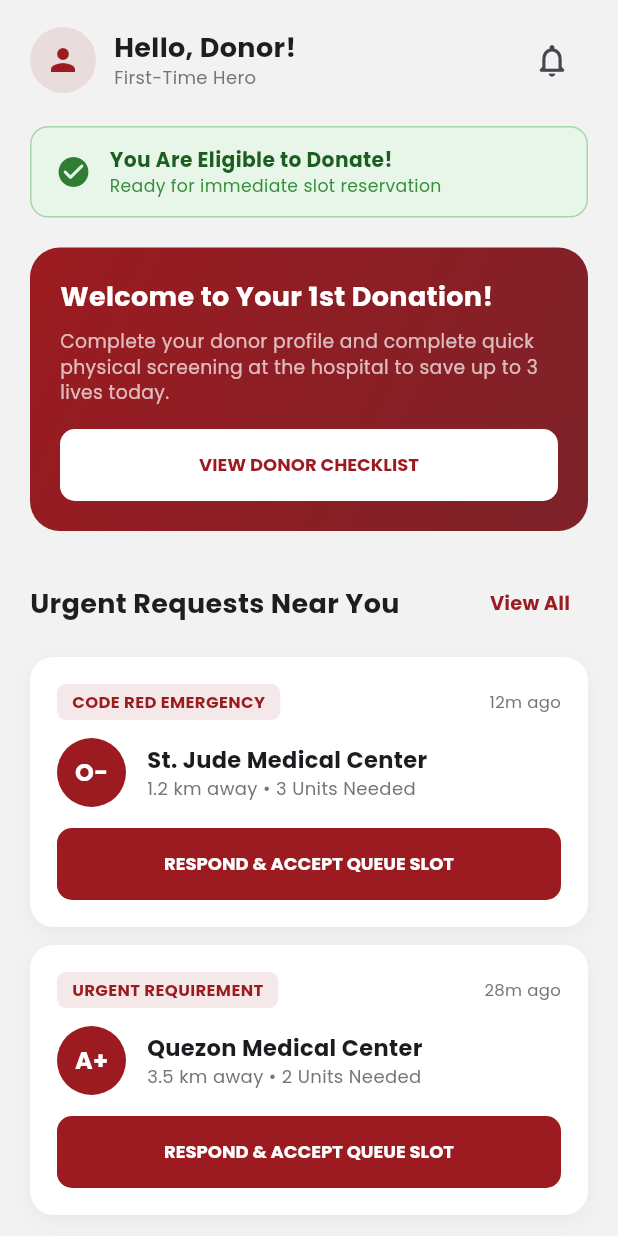
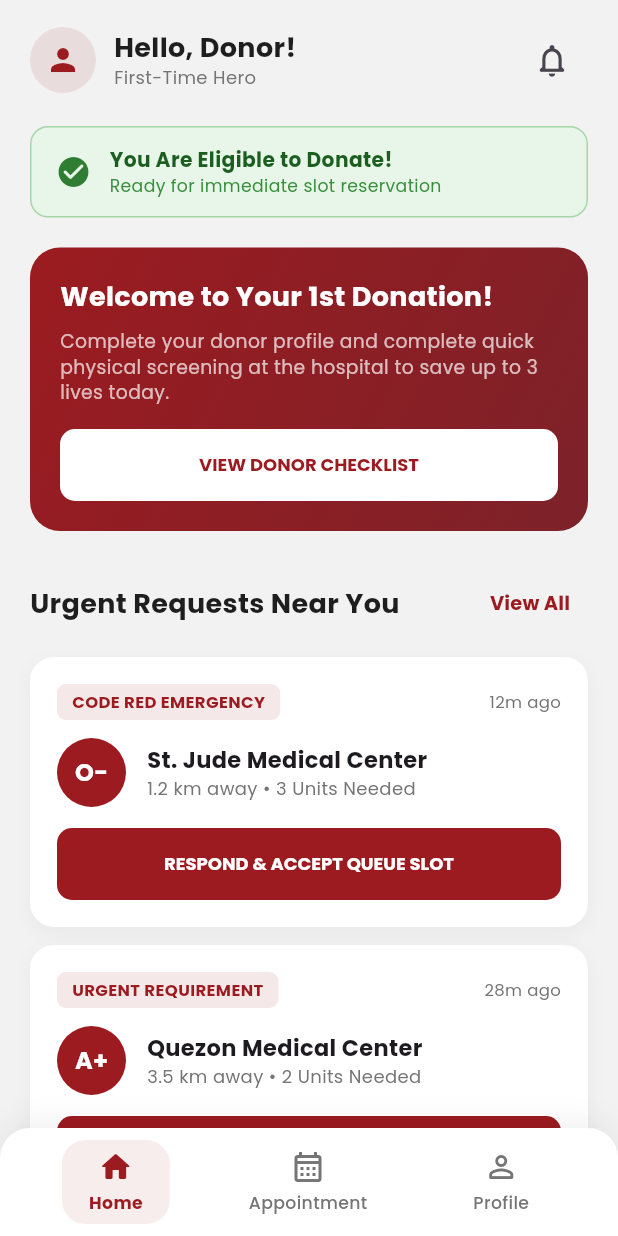
Before and after one commit to aliahkono/resq_app, a Flutter app: the HomeView screen opened directly, on a phone screen of 412 x 824 dp. Run offline on Flutter 3.47's test engine with Material 3 defaults, Android fonts, the phone set to English and light mode, and no system bars; our stand-ins replace google_fonts.

Commit message:
refactor: update bottom navigation bar to 3-tab layout (Home, Schedule, Profile)

```diff
--- a/lib/views/home/home_view.dart
+++ b/lib/views/home/home_view.dart
@@ -3,6 +3,7 @@ import 'package:resq/model/screening_input_model.dart';
 import 'package:resq/utils/algo/decision_tree_class.dart';
 import 'package:resq/views/home/eligible_home_view.dart';
 import 'package:resq/views/home/ineligible_home_view.dart';
+import 'package:resq/widgets/custom_bot_nav_bar.dart';
 
 class HomeView extends StatefulWidget {
   final ScreenNPTModel? screeningModel;
@@ -21,6 +22,7 @@ class HomeView extends StatefulWidget {
 }
 
 class _HomeViewState extends State<HomeView> {
+  int _currentTabIndex = 0;
   bool _isLoading = true;
   late ClassificationResult _effectiveResult;
   late bool _isFirstTime;
@@ -32,7 +34,6 @@ class _HomeViewState extends State<HomeView> {
   }
 
   Future<void> _evaluateEligibility() async {
-    // 1. If explicit result was passed during registration/login, use it
     if (widget.classificationResult != null) {
       _effectiveResult = widget.classificationResult!;
       _isFirstTime = widget.isFirstTimeDonor;
@@ -40,7 +41,6 @@ class _HomeViewState extends State<HomeView> {
       _effectiveResult = widget.screeningModel!.evaluateEligibility();
       _isFirstTime = widget.screeningModel!.screensNPT.isFirstTimeDonor;
     } else {
-      // 2. Default fallback or simulate fetching stored profile screening state
       await Future.delayed(const Duration(milliseconds: 300));
       _effectiveResult = ClassificationResult(status: EligibleStats.eligible);
       _isFirstTime = widget.isFirstTimeDonor;
@@ -50,6 +50,24 @@ class _HomeViewState extends State<HomeView> {
       setState(() {
         _isLoading = false;
       });
+    }
+  }
+
+  Widget _buildBody() {
+    switch (_currentTabIndex) {
+      case 0:
+        return _effectiveResult.isEligible
+            ? EligibleHomeView(isFirstTimeDonor: _isFirstTime)
+            : IneligibleHomeView(
+          classificationResult: _effectiveResult,
+          isFirstTimeDonor: _isFirstTime,
+        );
+      case 1:
+        return const Center(child: Text('Donation Appointments & Schedule'));
+      case 2:
+        return const Center(child: Text('Donor Profile & Settings'));
+      default:
+        return const SizedBox.shrink();
     }
   }
 
@@ -63,14 +81,16 @@ class _HomeViewState extends State<HomeView> {
       );
     }
 
-    // Route to Eligible or Ineligible Home View based on Decision Tree classification
-    return _effectiveResult.isEligible
-        ? EligibleHomeView(
-      isFirstTimeDonor: _isFirstTime,
-    )
-        : IneligibleHomeView(
-      classificationResult: _effectiveResult,
-      isFirstTimeDonor: _isFirstTime,
+    return Scaffold(
+      body: _buildBody(),
+      bottomNavigationBar: CustomBottomNavBar(
+        currentIndex: _currentTabIndex,
+        onTap: (index) {
+          setState(() {
+            _currentTabIndex = index;
+          });
+        },
+      ),
     );
   }
 }
--- a/lib/widgets/custom_bot_nav_bar.dart
+++ b/lib/widgets/custom_bot_nav_bar.dart
@@ -0,0 +1,105 @@
+import 'package:flutter/material.dart';
+import 'package:resq/utils/constants/theme_constants.dart';
+
+class CustomBottomNavBar extends StatelessWidget {
+  final int currentIndex;
+  final ValueChanged<int> onTap;
+
+  const CustomBottomNavBar({
+    super.key,
+    required this.currentIndex,
+    required this.onTap,
+  });
+
+  @override
+  Widget build(BuildContext context) {
+    return Container(
+      decoration: BoxDecoration(
+        color: Colors.white,
+        borderRadius: const BorderRadius.vertical(top: Radius.circular(20)),
+        boxShadow: [
+          BoxShadow(
+            color: Colors.black.withValues(alpha: 0.06),
+            blurRadius: 16,
+            offset: const Offset(0, -4),
+          ),
+        ],
+      ),
+      child: SafeArea(
+        top: false,
+        child: Padding(
+          padding: const EdgeInsets.symmetric(horizontal: 24.0, vertical: 8.0),
+          child: Row(
+            mainAxisAlignment: MainAxisAlignment.spaceAround,
+            children: [
+              _buildNavItem(
+                index: 0,
+                icon: Icons.home_rounded,
+                inactiveIcon: Icons.home_outlined,
+                label: 'Home',
+              ),
+              _buildNavItem(
+                index: 1,
+                icon: Icons.calendar_month_rounded,
+                inactiveIcon: Icons.calendar_month_outlined,
+                label: 'Appointment',
+              ),
+              _buildNavItem(
+                index: 2,
+                icon: Icons.person_rounded,
+                inactiveIcon: Icons.person_outline_rounded,
+                label: 'Profile',
+              ),
+            ],
+          ),
+        ),
+      ),
+    );
+  }
+
+  Widget _buildNavItem({
+    required int index,
+    required IconData icon,
+    required IconData inactiveIcon,
+    required String label,
+  }) {
+    final bool isSelected = currentIndex == index;
+
+    return InkWell(
+      onTap: () => onTap(index),
+      borderRadius: BorderRadius.circular(16),
+      splashColor: ResQTheme.primaryCrimson.withValues(alpha: 0.1),
+      highlightColor: Colors.transparent,
+      child: AnimatedContainer(
+        duration: const Duration(milliseconds: 250),
+        curve: Curves.easeInOut,
+        padding: const EdgeInsets.symmetric(horizontal: 18, vertical: 6),
+        decoration: BoxDecoration(
+          color: isSelected
+              ? ResQTheme.primaryCrimson.withValues(alpha: 0.08)
+              : Colors.transparent,
+          borderRadius: BorderRadius.circular(16),
+        ),
+        child: Column(
+          mainAxisSize: MainAxisSize.min,
+          children: [
+            Icon(
+              isSelected ? icon : inactiveIcon,
+              size: 24,
+              color: isSelected ? ResQTheme.primaryCrimson : ResQTheme.textMuted,
+            ),
+            const SizedBox(height: 4),
+            Text(
+              label,
+              style: TextStyle(
+                fontSize: 11.5,
+                fontWeight: isSelected ? FontWeight.bold : FontWeight.w500,
+                color: isSelected ? ResQTheme.primaryCrimson : ResQTheme.textMuted,
+              ),
+            ),
+          ],
+        ),
+      ),
+    );
+  }
+}
```
